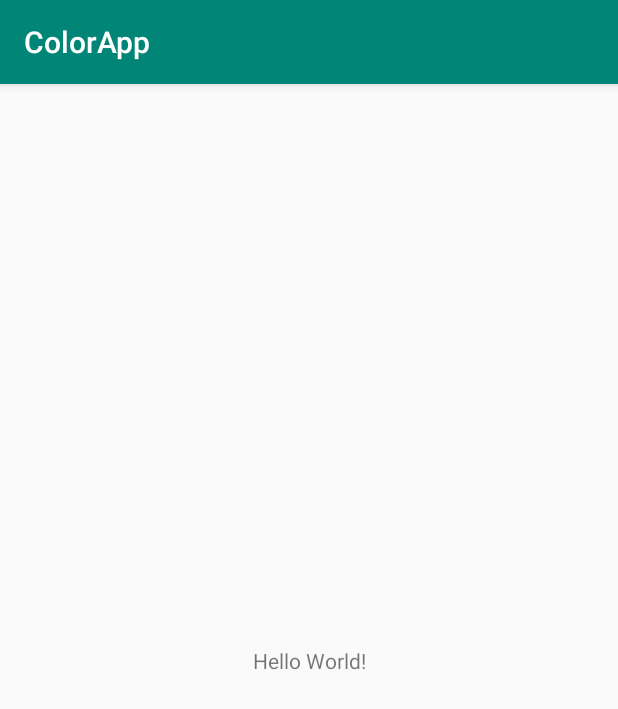
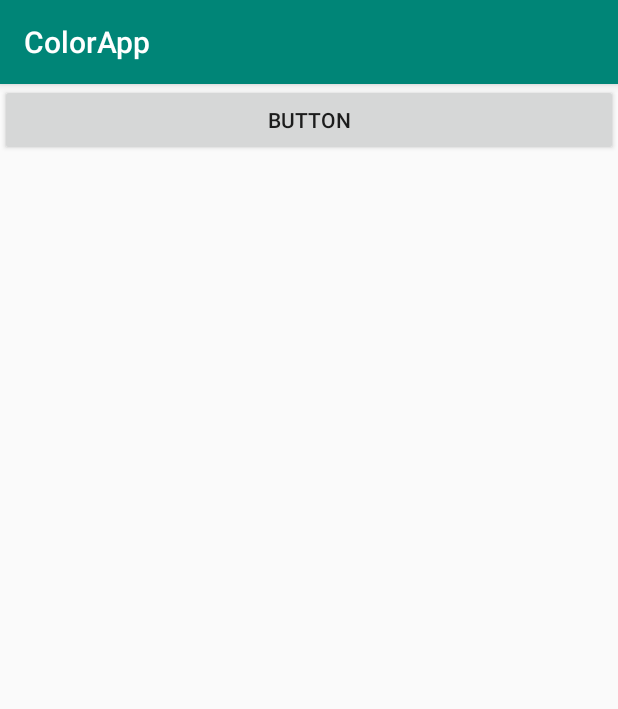
Before and after one commit to SamilaChanu95/ColorApp-Android-Application, an Android app: the screen it shows after launch (MainActivity), on a phone screen of 412 x 824 dp. Shown: the top 709 px of the screen. Run offline under Robolectric (Android 15) with nearby library versions, the phone set to English and light mode, and no system bars.

Commit message:
Add button.

```diff
--- a/app/src/main/res/layout/activity_main.xml
+++ b/app/src/main/res/layout/activity_main.xml
@@ -6,13 +6,13 @@
     android:layout_height="match_parent"
     tools:context=".MainActivity">
 
-    <TextView
-        android:layout_width="wrap_content"
+    <Button
+        android:id="@+id/button"
         android:layout_height="wrap_content"
-        android:text="Hello World!"
-        app:layout_constraintBottom_toBottomOf="parent"
-        app:layout_constraintLeft_toLeftOf="parent"
-        app:layout_constraintRight_toRightOf="parent"
-        app:layout_constraintTop_toTopOf="parent" />
-
+        android:layout_width="match_parent"
+        android:layout_marginTop="16dp"
+        android:text="Button"
+        app:layout_constraintEnd_toEndOf="parent"
+        app:layout_constraintStart_toStartOf="parent"
+        tools:layout_editor_absoluteY="82dp" />
 </androidx.constraintlayout.widget.ConstraintLayout>
```
